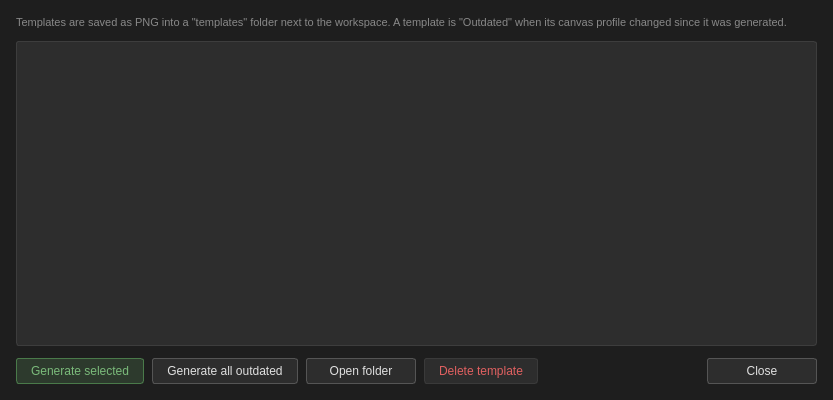
This is widgets/templatesdialog/templatesdialog.ui in ShadobaDev/Platemaker-qt as Qt 5 draws it before an edit. The edited form follows.
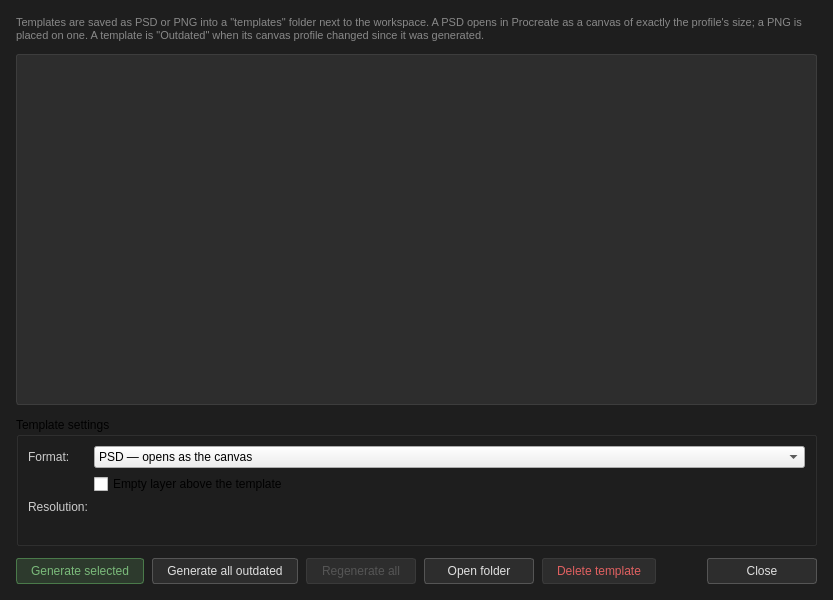
This is the edited form.

Commit message:
feat(templates): enhance template management with settings for format and empty layer
- update template generation logic to handle multiple formats and settings

```diff
--- a/widgets/templatesdialog/templatesdialog.ui
+++ b/widgets/templatesdialog/templatesdialog.ui
@@ -7,13 +7,13 @@
     <x>0</x>
     <y>0</y>
     <width>833</width>
-    <height>400</height>
+    <height>600</height>
    </rect>
   </property>
   <property name="minimumSize">
    <size>
     <width>800</width>
-    <height>400</height>
+    <height>600</height>
    </size>
   </property>
   <property name="windowTitle">
@@ -109,7 +109,7 @@
       <string notr="true">color: #888888; font-size: 11px;</string>
      </property>
      <property name="text">
-      <string>Templates are saved as PNG into a &quot;templates&quot; folder next to the workspace. A template is &quot;Outdated&quot; when its canvas profile changed since it was generated.</string>
+      <string>Templates are saved as PSD or PNG into a &quot;templates&quot; folder next to the workspace. A PSD opens in Procreate as a canvas of exactly the profile's size; a PNG is placed on one. A template is &quot;Outdated&quot; when its canvas profile changed since it was generated.</string>
      </property>
      <property name="wordWrap">
       <bool>true</bool>
@@ -135,6 +135,60 @@
      </property>
     </widget>
    </item>
+   <item>
+    <widget class="QGroupBox" name="groupBoxSettings">
+     <property name="title">
+      <string>Template settings</string>
+     </property>
+     <layout class="QFormLayout" name="formLayoutSettings">
+      <item row="0" column="0">
+       <widget class="QLabel" name="labelFormat">
+        <property name="text">
+         <string>Format:</string>
+        </property>
+       </widget>
+      </item>
+      <item row="0" column="1">
+       <widget class="QComboBox" name="comboFormat">
+        <item>
+         <property name="text">
+          <string>PSD — opens as the canvas</string>
+         </property>
+        </item>
+        <item>
+         <property name="text">
+          <string>PNG — an image to place</string>
+         </property>
+        </item>
+       </widget>
+      </item>
+      <item row="1" column="1">
+       <widget class="QCheckBox" name="checkEmptyLayer">
+        <property name="text">
+         <string>Empty layer above the template</string>
+        </property>
+       </widget>
+      </item>
+      <item row="2" column="0">
+       <widget class="QLabel" name="labelDpiTitle">
+        <property name="text">
+         <string>Resolution:</string>
+        </property>
+       </widget>
+      </item>
+      <item row="2" column="1">
+       <widget class="QLabel" name="labelDpi"/>
+      </item>
+      <item row="3" column="1">
+       <widget class="QLabel" name="labelSizeWarning">
+        <property name="wordWrap">
+         <bool>true</bool>
+        </property>
+       </widget>
+      </item>
+     </layout>
+    </widget>
+   </item>
    <item>
     <layout class="QHBoxLayout" name="horizontalLayoutButtons">
      <property name="spacing">
@@ -155,6 +209,22 @@
        <property name="text">
         <string>Generate all outdated</string>
        </property>
+       <property name="toolTip">
+        <string>Generate all outdated</string>
+       </property>
+      </widget>
+     </item>
+     <item>
+      <widget class="QPushButton" name="buttonRegenerateAll">
+       <property name="enabled">
+        <bool>false</bool>
+       </property>
+       <property name="text">
+        <string>Regenerate all</string>
+       </property>
+       <property name="toolTip">
+        <string>Will apply current settings to all templates</string>
+       </property>
       </widget>
      </item>
      <item>
```
Left out of the diff: 12 changed lines with no effect on the pictures. The commit also changes 6 other files.
